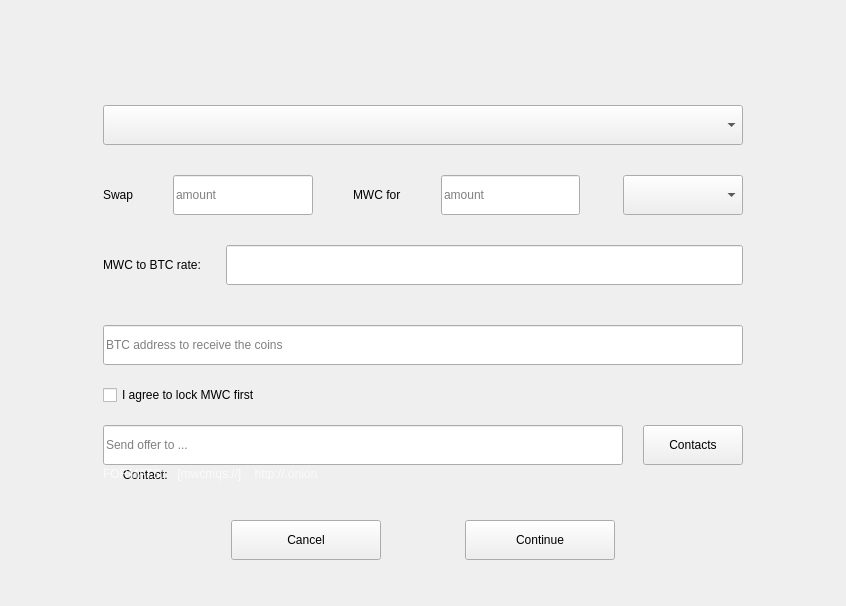
This is windows_desktop/s_newswap1_w.ui in 0xkobe/mwc-wallet as Qt 5 draws it before an edit. The edited form follows.
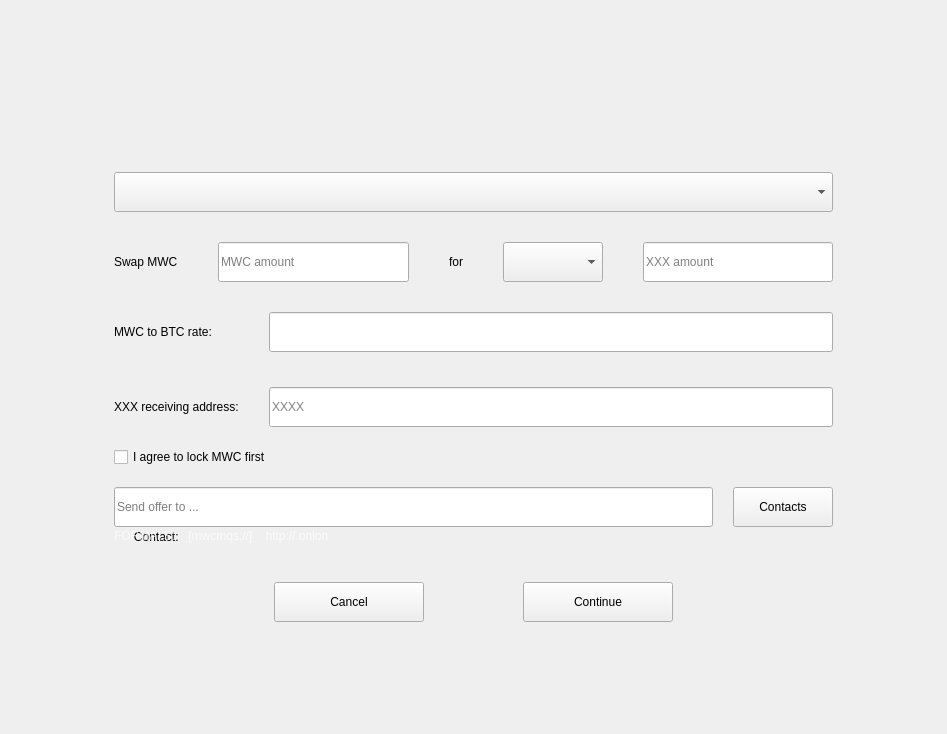
This is the edited form. Custom widgets are drawn as their Qt base class.

```diff
--- a/windows_desktop/s_newswap1_w.ui
+++ b/windows_desktop/s_newswap1_w.ui
@@ -6,14 +6,14 @@
    <rect>
     <x>0</x>
     <y>0</y>
-    <width>846</width>
-    <height>606</height>
+    <width>947</width>
+    <height>734</height>
    </rect>
   </property>
   <property name="windowTitle">
    <string>Form</string>
   </property>
-  <layout class="QHBoxLayout" name="horizontalLayout_7" stretch="1,7,1">
+  <layout class="QHBoxLayout" name="horizontalLayout_2" stretch="1,7,1">
    <property name="topMargin">
     <number>80</number>
    </property>
@@ -96,14 +96,14 @@
       </spacer>
      </item>
      <item>
-      <layout class="QHBoxLayout" name="horizontalLayout" stretch="0,1,0,1,0,1">
+      <layout class="QHBoxLayout" name="horizontalLayout" stretch="0,2,0,1,2">
        <property name="spacing">
         <number>40</number>
        </property>
        <item>
         <widget class="control::MwcLabelNormal" name="label_2">
          <property name="text">
-          <string>Swap</string>
+          <string>Swap MWC</string>
          </property>
         </widget>
        </item>
@@ -134,64 +134,17 @@
           <number>32</number>
          </property>
          <property name="placeholderText">
-          <string>amount</string>
+          <string>MWC amount</string>
          </property>
         </widget>
        </item>
        <item>
         <widget class="control::MwcLabelNormal" name="label">
          <property name="text">
-          <string>MWC for</string>
+          <string>for</string>
          </property>
         </widget>
        </item>
-       <item>
-        <widget class="control::MwcLineEditNormal" name="secAmountEdit">
-         <property name="sizePolicy">
-          <sizepolicy hsizetype="Minimum" vsizetype="Fixed">
-           <horstretch>0</horstretch>
-           <verstretch>0</verstretch>
-          </sizepolicy>
-         </property>
-         <property name="minimumSize">
-          <size>
-           <width>0</width>
-           <height>40</height>
-          </size>
-         </property>
-         <property name="maximumSize">
-          <size>
-           <width>16777215</width>
-           <height>40</height>
-          </size>
-         </property>
-         <property name="toolTip">
-          <string>Amount of coins to get</string>
-         </property>
-         <property name="maxLength">
-          <number>32</number>
-         </property>
-         <property name="placeholderText">
-          <string>amount</string>
-         </property>
-        </widget>
-       </item>
-       <item>
-        <spacer name="horizontalSpacer">
-         <property name="orientation">
-          <enum>Qt::Horizontal</enum>
-         </property>
-         <property name="sizeType">
-          <enum>QSizePolicy::Fixed</enum>
-         </property>
-         <property name="sizeHint" stdset="0">
-          <size>
-           <width>3</width>
-           <height>20</height>
-          </size>
-         </property>
-        </spacer>
-       </item>
        <item>
         <widget class="control::MwcComboBox" name="secCurrencyCombo">
          <property name="sizePolicy">
@@ -202,13 +155,13 @@
          </property>
          <property name="minimumSize">
           <size>
-           <width>50</width>
+           <width>100</width>
            <height>40</height>
           </size>
          </property>
          <property name="maximumSize">
           <size>
-           <width>120</width>
+           <width>180</width>
            <height>40</height>
           </size>
          </property>
@@ -220,6 +173,37 @@
          </property>
         </widget>
        </item>
+       <item>
+        <widget class="control::MwcLineEditNormal" name="secAmountEdit">
+         <property name="sizePolicy">
+          <sizepolicy hsizetype="Minimum" vsizetype="Fixed">
+           <horstretch>0</horstretch>
+           <verstretch>0</verstretch>
+          </sizepolicy>
+         </property>
+         <property name="minimumSize">
+          <size>
+           <width>0</width>
+           <height>40</height>
+          </size>
+         </property>
+         <property name="maximumSize">
+          <size>
+           <width>16777215</width>
+           <height>40</height>
+          </size>
+         </property>
+         <property name="toolTip">
+          <string>Amount of coins to get</string>
+         </property>
+         <property name="maxLength">
+          <number>32</number>
+         </property>
+         <property name="placeholderText">
+          <string>XXX amount</string>
+         </property>
+        </widget>
+       </item>
       </layout>
      </item>
      <item>
@@ -239,18 +223,31 @@
       </spacer>
      </item>
      <item>
-      <layout class="QHBoxLayout" name="horizontalLayout_2" stretch="0,1">
-       <property name="spacing">
-        <number>25</number>
+      <layout class="QGridLayout" name="gridLayout" columnstretch="0,1">
+       <property name="leftMargin">
+        <number>0</number>
        </property>
-       <item>
+       <property name="horizontalSpacing">
+        <number>30</number>
+       </property>
+       <property name="verticalSpacing">
+        <number>0</number>
+       </property>
+       <item row="2" column="0">
+        <widget class="QLabel" name="receiveLabel">
+         <property name="text">
+          <string>XXX receiving address:</string>
+         </property>
+        </widget>
+       </item>
+       <item row="0" column="0">
         <widget class="control::MwcLabelNormal" name="rateLabel">
          <property name="text">
           <string>MWC to BTC rate:</string>
          </property>
         </widget>
        </item>
-       <item>
+       <item row="0" column="1">
         <widget class="control::MwcLineEditNormal" name="swapRateEdit">
          <property name="sizePolicy">
           <sizepolicy hsizetype="Minimum" vsizetype="Fixed">
@@ -284,25 +281,7 @@
          </property>
         </widget>
        </item>
-      </layout>
-     </item>
-     <item>
-      <spacer name="verticalSpacer_8">
-       <property name="orientation">
-        <enum>Qt::Vertical</enum>
-       </property>
-       <property name="sizeType">
-        <enum>QSizePolicy::Fixed</enum>
-       </property>
-       <property name="sizeHint" stdset="0">
-        <size>
-         <width>38</width>
-         <height>35</height>
-        </size>
-       </property>
-      </spacer>
-     </item>
-     <item>
+       <item row="2" column="1">
       <widget class="control::MwcLineEditNormal" name="secAddressEdit">
        <property name="sizePolicy">
         <sizepolicy hsizetype="Minimum" vsizetype="Fixed">
@@ -326,9 +305,27 @@
         <string>Address to receive the coins</string>
        </property>
        <property name="placeholderText">
-        <string>BTC address to receive the coins</string>
-       </property>
-      </widget>
+          <string>XXXX</string>
+         </property>
+        </widget>
+       </item>
+       <item row="1" column="1">
+        <spacer name="verticalSpacer_8">
+         <property name="orientation">
+          <enum>Qt::Vertical</enum>
+         </property>
+         <property name="sizeType">
+          <enum>QSizePolicy::Fixed</enum>
+         </property>
+         <property name="sizeHint" stdset="0">
+          <size>
+           <width>38</width>
+           <height>35</height>
+          </size>
+         </property>
+        </spacer>
+       </item>
+      </layout>
      </item>
      <item>
       <spacer name="verticalSpacer_7">
```
Left out of the diff: 2 changed lines with no effect on the pictures. Lines whose indentation alone changed are shown as unchanged.
